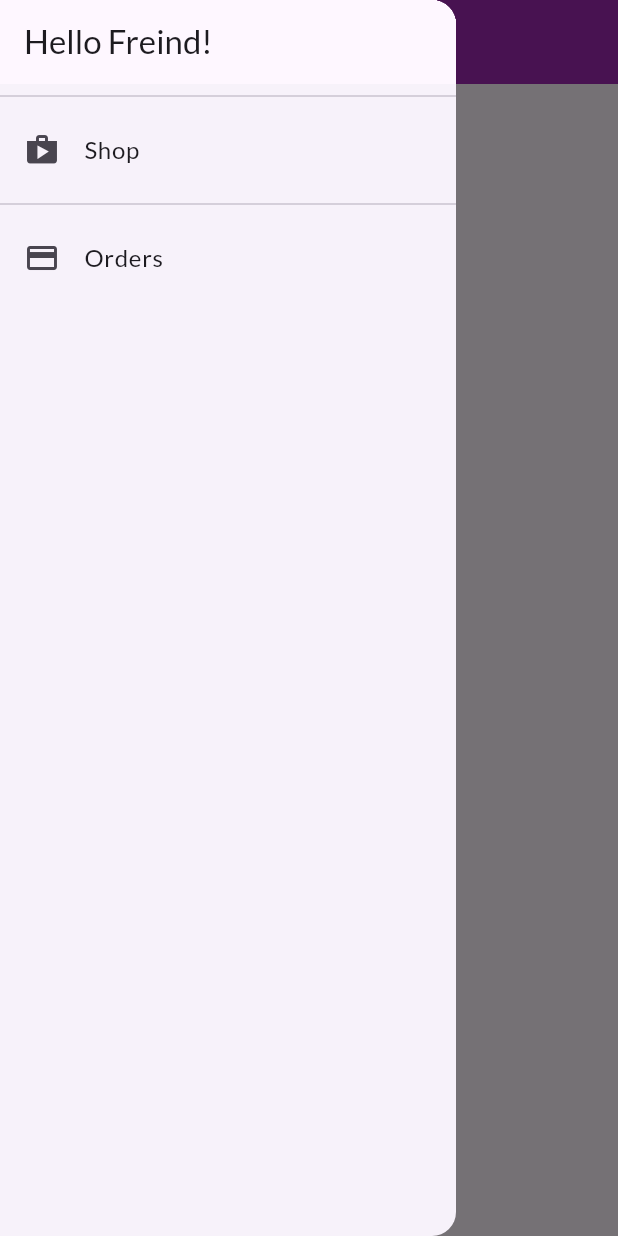
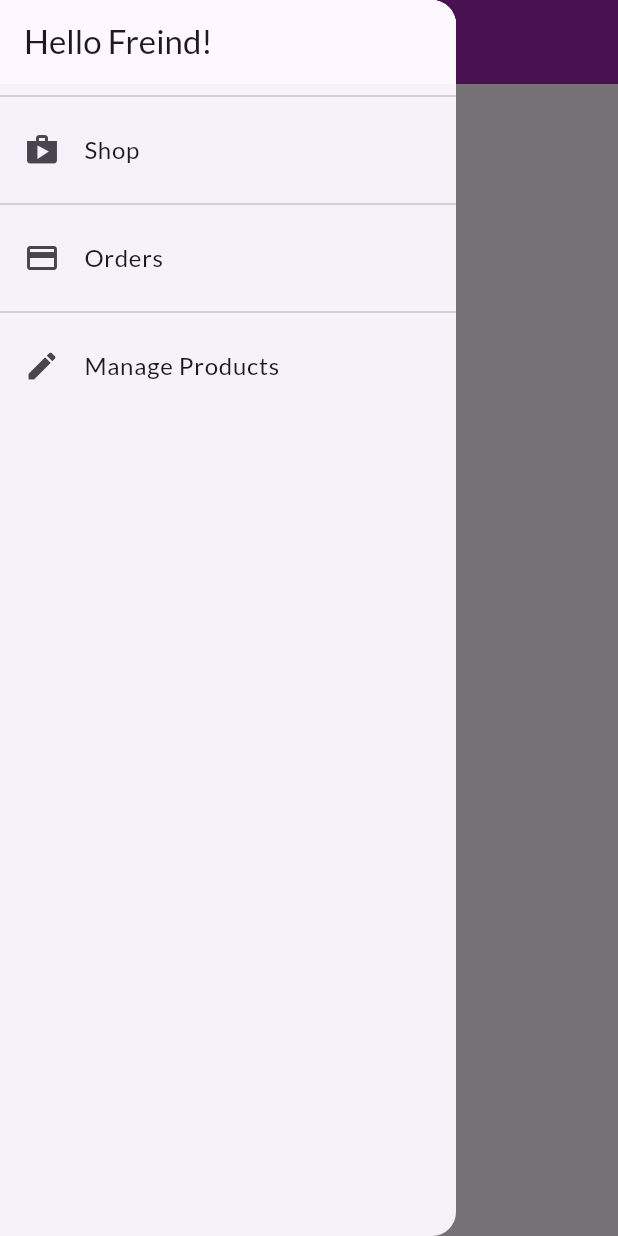
Before and after one commit to v1AIM/FlutterPractise, a Flutter app: the OrdersOverView screen opened by its route, with the side drawer open, on a phone screen of 412 x 824 dp. Run offline on Flutter 3.47's test engine with Material 2 defaults, Android fonts, the light colour scheme and no system bars; network calls fail.

Commit message:
Added userProductsScreen

```diff
--- a/lib/main.dart
+++ b/lib/main.dart
@@ -7,6 +7,7 @@ import './screens/product_details.dart';
 import 'package:provider/provider.dart';
 import './providers/products_provider.dart';
 import './screens/orders_overview.dart';
+import './screens/user_product_overview.dart';
 
 void main() {
   runApp(
@@ -51,6 +52,8 @@ class MyApp extends StatelessWidget {
           ProductDetails.routeName: (context) => const ProductDetails(),
           CartOverview.routeName: (context) => const CartOverview(),
           OrdersOverView.routeName: (context) => const OrdersOverView(),
+          UserProductOverview.routeName: (context) =>
+              const UserProductOverview(),
         },
       ),
     );
--- a/lib/screens/orders_overview.dart
+++ b/lib/screens/orders_overview.dart
@@ -12,7 +12,10 @@ class OrdersOverView extends StatelessWidget {
     final orderData = Provider.of<Orders>(context);
     return Scaffold(
         appBar: AppBar(
-          title: Text('Your Orders'),
+          title: Text(
+            'Your Orders',
+            style: TextStyle(color: Colors.white),
+          ),
           backgroundColor: Theme.of(context).primaryColor,
         ),
         drawer: AppDrawer(),
--- a/lib/widgets/app_drawer.dart
+++ b/lib/widgets/app_drawer.dart
@@ -1,5 +1,6 @@
 import 'package:flutter/material.dart';
 import '../screens/orders_overview.dart';
+import '../screens/user_product_overview.dart';
 
 class AppDrawer extends StatelessWidget {
   const AppDrawer({super.key});
@@ -30,6 +31,15 @@ class AppDrawer extends StatelessWidget {
                   .pushReplacementNamed(OrdersOverView.routeName);
             },
           ),
+          Divider(),
+          ListTile(
+            leading: Icon(Icons.edit),
+            title: Text('Manage Products'),
+            onTap: () {
+              Navigator.of(context)
+                  .pushReplacementNamed(UserProductOverview.routeName);
+            },
+          ),
         ],
       ),
     );
```
Also changed, not shown: lib/screens/user_product_overview.dart (added, +47 -0 lines), lib/widgets/user_product_items.dart (added, +35 -0 lines).
